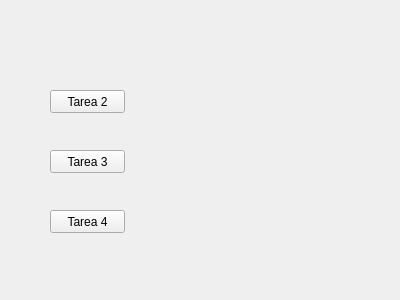
The window that Principal.ui (dcaceres7/Tareas) describes before a commit, drawn with Qt 5.
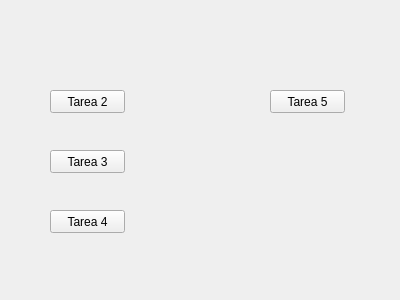
The same window after the commit.

The edit to the form file:
```diff
--- a/Principal.ui
+++ b/Principal.ui
@@ -52,6 +52,19 @@
     <string>Tarea 4</string>
    </property>
   </widget>
+  <widget class="QPushButton" name="pushButton_4">
+   <property name="geometry">
+    <rect>
+     <x>270</x>
+     <y>90</y>
+     <width>75</width>
+     <height>23</height>
+    </rect>
+   </property>
+   <property name="text">
+    <string>Tarea 5</string>
+   </property>
+  </widget>
  </widget>
  <resources/>
  <connections/>
```
